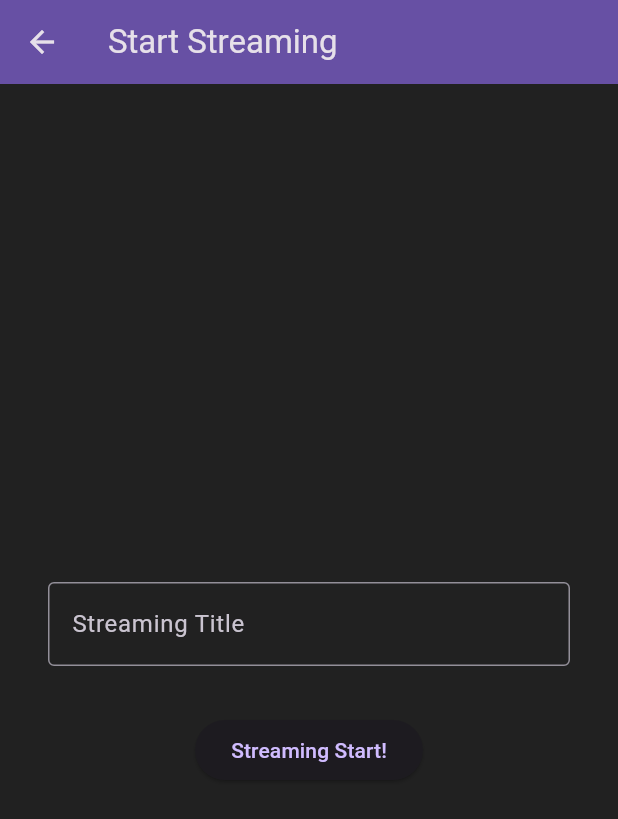
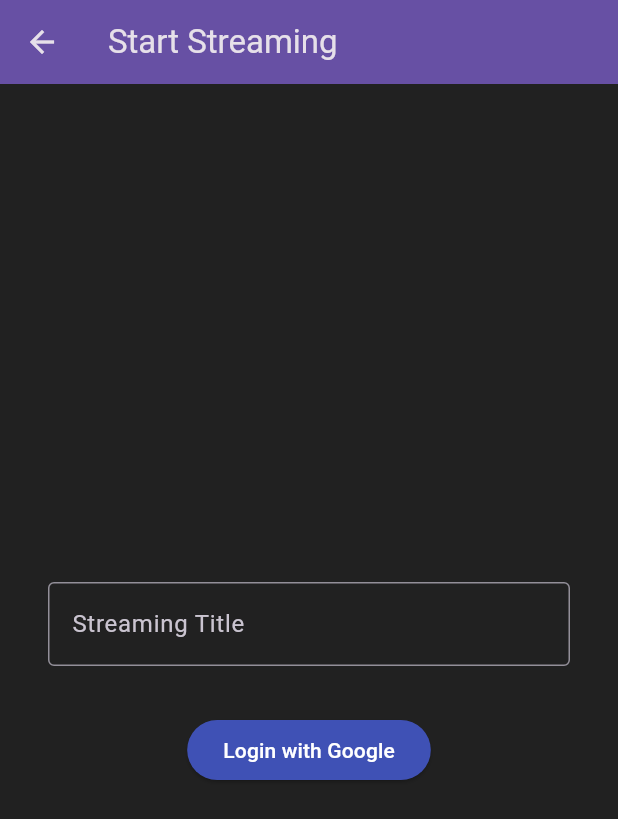
Before and after one commit to claustra01/3TapLive-flutter, a Flutter app: the screen it shows once a user with an empty profile is signed in, after a tap on the "video call" icon, on a phone screen of 412 x 824 dp. Shown: the top 819 px of the screen. Run offline on Flutter 3.47's test engine with Material 2 defaults, Android fonts, the phone set to English and light mode, and no system bars; our stand-ins replace firebase_auth, firebase_core, flutter_dotenv, flutter_riverpod, google_fonts, google_sign_in and 2 more; missing offline and left inert: agora_rtc_engine; accounts and stored records are empty; generated files the repository leaves out were written again; network calls fail; Roboto replaces fonts that are missing (Murecho).

Commit message:
:lipstick: simple text button

```diff
--- a/lib/component/button.dart
+++ b/lib/component/button.dart
@@ -1,4 +1,15 @@
 import 'package:flutter/material.dart';
+
+Widget textButton(String text, Function func) {
+  return ElevatedButton(
+    onPressed: () {func();},
+    style: ElevatedButton.styleFrom(
+      backgroundColor: Colors.indigo,
+      foregroundColor: Colors.white,
+    ),
+    child: Text(text),
+  );
+}
 
 Widget closeButton(double margin, Function func) {
   return Container(
--- a/lib/view/auth.dart
+++ b/lib/view/auth.dart
@@ -3,6 +3,7 @@ import 'package:flutter_riverpod/flutter_riverpod.dart';
 import 'package:firebase_auth/firebase_auth.dart';
 import 'package:google_sign_in/google_sign_in.dart';
 
+import 'package:hackz_tyranno/component/button.dart';
 import 'package:hackz_tyranno/component/dialog.dart';
 import 'package:hackz_tyranno/view/home.dart';
 
@@ -73,10 +74,7 @@ class AuthPageState extends ConsumerState<AuthPage> {
                 controller: nameController,
               ),
             ),
-            ElevatedButton(
-              onPressed: _loginWithGoogle,
-              child: const Text('Login with Google')
-            ),
+            textButton('Login with Google', _loginWithGoogle),
           ],
         ),
       ),
--- a/lib/view/streaming_start.dart
+++ b/lib/view/streaming_start.dart
@@ -3,6 +3,7 @@ import 'package:flutter_riverpod/flutter_riverpod.dart';
 import 'package:firebase_auth/firebase_auth.dart';
 
 import 'package:hackz_tyranno/infrastructure/graphql.dart';
+import 'package:hackz_tyranno/component/button.dart';
 import 'package:hackz_tyranno/component/dialog.dart';
 import 'package:hackz_tyranno/view/streaming_host.dart';
 
@@ -81,10 +82,7 @@ class StreamingStartPageState extends ConsumerState<StreamingStartPage> {
                 controller: titleController,
               ),
             ),
-            ElevatedButton(
-                onPressed: _startStreaming,
-                child: const Text('Streaming Start!')
-            ),
+            textButton('Login with Google', _startStreaming),
           ],
         ),
       ),
```
